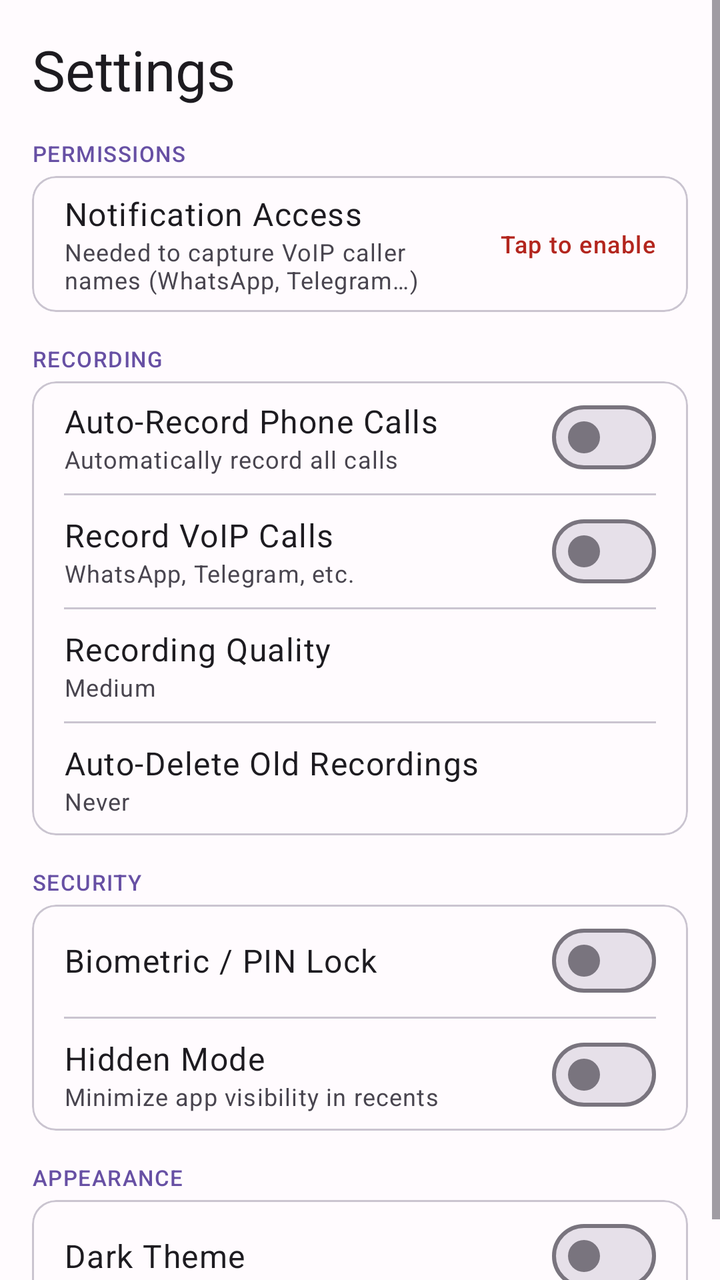
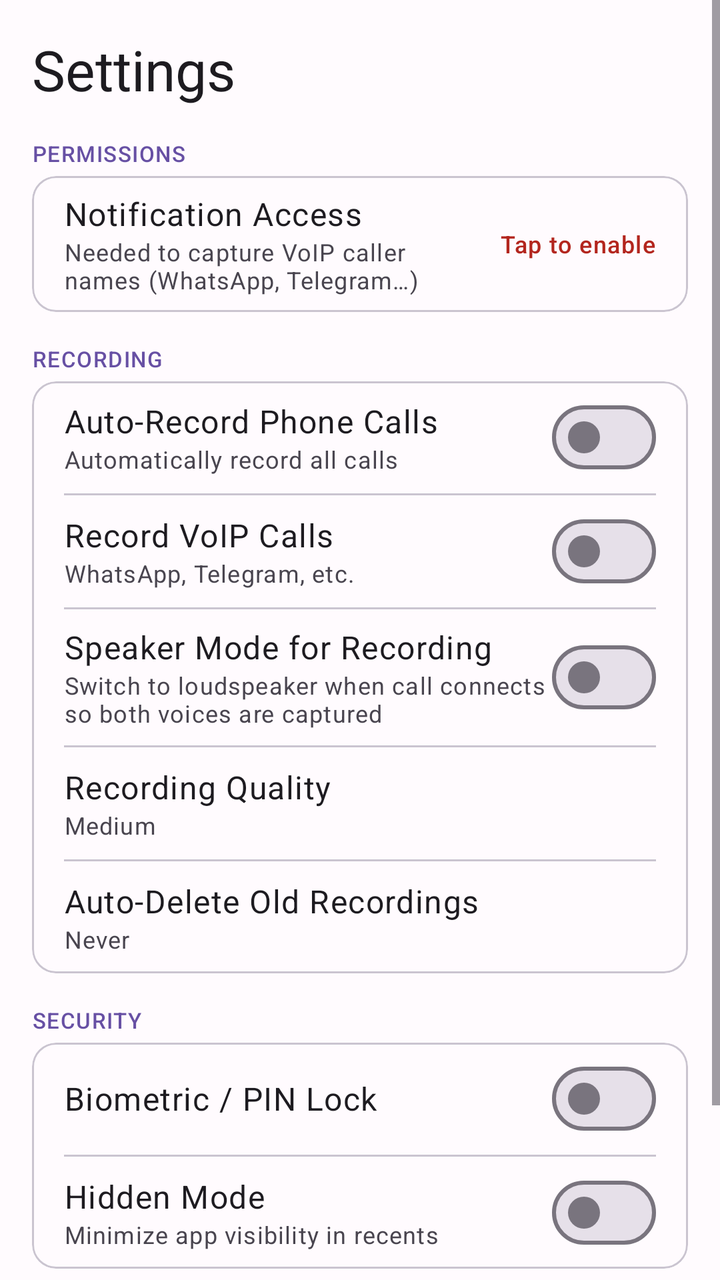

Before-and-after screenshots of an Android layout around one commit, followed by the original layout XML and the change that was made.
<!-- AndroidManifest.xml: application theme Theme.CallRecorder -->
<!-- res/layout/fragment_settings.xml -->
<?xml version="1.0" encoding="utf-8"?>
<ScrollView
    xmlns:android="http://schemas.android.com/apk/res/android"
    android:layout_width="match_parent"
    android:layout_height="match_parent">

    <LinearLayout
        android:layout_width="match_parent"
        android:layout_height="wrap_content"
        android:orientation="vertical"
        android:padding="16dp">

        <TextView
            android:layout_width="match_parent"
            android:layout_height="wrap_content"
            android:text="Settings"
            android:textAppearance="?attr/textAppearanceHeadlineMedium"
            android:layout_marginBottom="16dp" />

        
        <TextView
            android:layout_width="match_parent"
            android:layout_height="wrap_content"
            android:text="PERMISSIONS"
            android:textAppearance="?attr/textAppearanceLabelSmall"
            android:textColor="?attr/colorPrimary"
            android:layout_marginBottom="4dp" />

        <com.google.android.material.card.MaterialCardView
            android:layout_width="match_parent"
            android:layout_height="wrap_content"
            android:layout_marginBottom="16dp">

            <LinearLayout
                android:layout_width="match_parent"
                android:layout_height="wrap_content"
                android:orientation="vertical">

                
                <LinearLayout
                    android:id="@+id/row_notification_access"
                    android:layout_width="match_parent"
                    android:layout_height="wrap_content"
                    android:minHeight="56dp"
                    android:orientation="horizontal"
                    android:gravity="center_vertical"
                    android:paddingHorizontal="16dp"
                    android:paddingVertical="8dp"
                    android:clickable="true"
                    android:focusable="true"
                    android:background="?attr/selectableItemBackground">
                    <LinearLayout
                        android:layout_width="0dp"
                        android:layout_height="wrap_content"
                        android:layout_weight="1"
                        android:orientation="vertical">
                        <TextView
                            android:layout_width="wrap_content"
                            android:layout_height="wrap_content"
                            android:text="Notification Access"
                            android:textAppearance="?attr/textAppearanceBodyLarge" />
                        <TextView
                            android:layout_width="wrap_content"
                            android:layout_height="wrap_content"
                            android:text="Needed to capture VoIP caller names (WhatsApp, Telegram…)"
                            android:textAppearance="?attr/textAppearanceBodySmall"
                            android:textColor="?attr/colorOnSurfaceVariant" />
                    </LinearLayout>
                    <TextView
                        android:id="@+id/tv_notification_access_status"
                        android:layout_width="wrap_content"
                        android:layout_height="wrap_content"
                        android:layout_marginStart="8dp"
                        android:text="Tap to enable"
                        android:textAppearance="?attr/textAppearanceLabelMedium"
                        android:textColor="?attr/colorError" />
                </LinearLayout>

            </LinearLayout>
        </com.google.android.material.card.MaterialCardView>

        
        <TextView
            android:layout_width="match_parent"
            android:layout_height="wrap_content"
            android:text="RECORDING"
            android:textAppearance="?attr/textAppearanceLabelSmall"
            android:textColor="?attr/colorPrimary"
            android:layout_marginBottom="4dp" />

        <com.google.android.material.card.MaterialCardView
            android:layout_width="match_parent"
            android:layout_height="wrap_content"
            android:layout_marginBottom="16dp">

            <LinearLayout
                android:layout_width="match_parent"
                android:layout_height="wrap_content"
                android:orientation="vertical">

                
                <LinearLayout
                    android:layout_width="match_parent"
                    android:layout_height="56dp"
                    android:orientation="horizontal"
                    android:gravity="center_vertical"
                    android:paddingHorizontal="16dp">
                    <LinearLayout
                        android:layout_width="0dp"
                        android:layout_height="wrap_content"
                        android:layout_weight="1"
                        android:orientation="vertical">
                        <TextView
                            android:layout_width="wrap_content"
                            android:layout_height="wrap_content"
                            android:text="Auto-Record Phone Calls"
                            android:textAppearance="?attr/textAppearanceBodyLarge" />
                        <TextView
                            android:layout_width="wrap_content"
                            android:layout_height="wrap_content"
                            android:text="Automatically record all calls"
                            android:textAppearance="?attr/textAppearanceBodySmall"
                            android:textColor="?attr/colorOnSurfaceVariant" />
                    </LinearLayout>
                    <com.google.android.material.materialswitch.MaterialSwitch
                        android:id="@+id/switch_auto_record"
                        android:layout_width="wrap_content"
                        android:layout_height="wrap_content" />
                </LinearLayout>

                <com.google.android.material.divider.MaterialDivider
                    android:layout_width="match_parent"
                    android:layout_height="wrap_content"
                    android:layout_marginHorizontal="16dp" />

                
                <LinearLayout
                    android:layout_width="match_parent"
                    android:layout_height="56dp"
                    android:orientation="horizontal"
                    android:gravity="center_vertical"
                    android:paddingHorizontal="16dp">
                    <LinearLayout
                        android:layout_width="0dp"
                        android:layout_height="wrap_content"
                        android:layout_weight="1"
                        android:orientation="vertical">
                        <TextView
                            android:layout_width="wrap_content"
                            android:layout_height="wrap_content"
                            android:text="Record VoIP Calls"
                            android:textAppearance="?attr/textAppearanceBodyLarge" />
                        <TextView
                            android:layout_width="wrap_content"
                            android:layout_height="wrap_content"
                            android:text="WhatsApp, Telegram, etc."
                            android:textAppearance="?attr/textAppearanceBodySmall"
                            android:textColor="?attr/colorOnSurfaceVariant" />
                    </LinearLayout>
                    <com.google.android.material.materialswitch.MaterialSwitch
                        android:id="@+id/switch_record_voip"
                        android:layout_width="wrap_content"
                        android:layout_height="wrap_content" />
                </LinearLayout>

                <com.google.android.material.divider.MaterialDivider
                    android:layout_width="match_parent"
                    android:layout_height="wrap_content"
                    android:layout_marginHorizontal="16dp" />

                
                <LinearLayout
                    android:id="@+id/row_quality"
                    android:layout_width="match_parent"
                    android:layout_height="56dp"
                    android:orientation="horizontal"
                    android:gravity="center_vertical"
                    android:paddingHorizontal="16dp"
                    android:clickable="true"
                    android:focusable="true"
                    android:background="?attr/selectableItemBackground">
                    <LinearLayout
                        android:layout_width="0dp"
                        android:layout_height="wrap_content"
                        android:layout_weight="1"
                        android:orientation="vertical">
                        <TextView
                            android:layout_width="wrap_content"
                            android:layout_height="wrap_content"
                            android:text="Recording Quality"
                            android:textAppearance="?attr/textAppearanceBodyLarge" />
                        <TextView
                            android:id="@+id/tv_quality_summary"
                            android:layout_width="wrap_content"
                            android:layout_height="wrap_content"
                            android:text="Medium"
                            android:textAppearance="?attr/textAppearanceBodySmall"
                            android:textColor="?attr/colorOnSurfaceVariant" />
                    </LinearLayout>
                </LinearLayout>

                <com.google.android.material.divider.MaterialDivider
                    android:layout_width="match_parent"
                    android:layout_height="wrap_content"
                    android:layout_marginHorizontal="16dp" />

                
                <LinearLayout
                    android:id="@+id/row_auto_delete"
                    android:layout_width="match_parent"
                    android:layout_height="56dp"
                    android:orientation="horizontal"
                    android:gravity="center_vertical"
                    android:paddingHorizontal="16dp"
                    android:clickable="true"
                    android:focusable="true"
                    android:background="?attr/selectableItemBackground">
                    <LinearLayout
                        android:layout_width="0dp"
                        android:layout_height="wrap_content"
                        android:layout_weight="1"
                        android:orientation="vertical">
                        <TextView
                            android:layout_width="wrap_content"
                            android:layout_height="wrap_content"
                            android:text="Auto-Delete Old Recordings"
                            android:textAppearance="?attr/textAppearanceBodyLarge" />
                        <TextView
                            android:id="@+id/tv_auto_delete_summary"
                            android:layout_width="wrap_content"
                            android:layout_height="wrap_content"
                            android:text="Never"
                            android:textAppearance="?attr/textAppearanceBodySmall"
                            android:textColor="?attr/colorOnSurfaceVariant" />
                    </LinearLayout>
                </LinearLayout>

            </LinearLayout>
        </com.google.android.material.card.MaterialCardView>

        
        <TextView
            android:layout_width="match_parent"
            android:layout_height="wrap_content"
            android:text="SECURITY"
            android:textAppearance="?attr/textAppearanceLabelSmall"
            android:textColor="?attr/colorPrimary"
            android:layout_marginBottom="4dp" />

        <com.google.android.material.card.MaterialCardView
            android:layout_width="match_parent"
            android:layout_height="wrap_content"
            android:layout_marginBottom="16dp">

            <LinearLayout
                android:layout_width="match_parent"
                android:layout_height="wrap_content"
                android:orientation="vertical">

                
                <LinearLayout
                    android:layout_width="match_parent"
                    android:layout_height="56dp"
                    android:orientation="horizontal"
                    android:gravity="center_vertical"
                    android:paddingHorizontal="16dp">
                    <TextView
                        android:layout_width="0dp"
                        android:layout_height="wrap_content"
                        android:layout_weight="1"
                        android:text="Biometric / PIN Lock"
                        android:textAppearance="?attr/textAppearanceBodyLarge" />
                    <com.google.android.material.materialswitch.MaterialSwitch
                        android:id="@+id/switch_pin_lock"
                        android:layout_width="wrap_content"
                        android:layout_height="wrap_content" />
                </LinearLayout>

                <com.google.android.material.divider.MaterialDivider
                    android:layout_width="match_parent"
                    android:layout_height="wrap_content"
                    android:layout_marginHorizontal="16dp" />

                
                <LinearLayout
                    android:layout_width="match_parent"
                    android:layout_height="56dp"
                    android:orientation="horizontal"
                    android:gravity="center_vertical"
                    android:paddingHorizontal="16dp">
                    <LinearLayout
                        android:layout_width="0dp"
                        android:layout_height="wrap_content"
                        android:layout_weight="1"
                        android:orientation="vertical">
                        <TextView
                            android:layout_width="wrap_content"
                            android:layout_height="wrap_content"
                            android:text="Hidden Mode"
                            android:textAppearance="?attr/textAppearanceBodyLarge" />
                        <TextView
                            android:layout_width="wrap_content"
                            android:layout_height="wrap_content"
                            android:text="Minimize app visibility in recents"
                            android:textAppearance="?attr/textAppearanceBodySmall"
                            android:textColor="?attr/colorOnSurfaceVariant" />
                    </LinearLayout>
                    <com.google.android.material.materialswitch.MaterialSwitch
                        android:id="@+id/switch_hidden_mode"
                        android:layout_width="wrap_content"
                        android:layout_height="wrap_content" />
                </LinearLayout>

            </LinearLayout>
        </com.google.android.material.card.MaterialCardView>

        
        <TextView
            android:layout_width="match_parent"
            android:layout_height="wrap_content"
            android:text="APPEARANCE"
            android:textAppearance="?attr/textAppearanceLabelSmall"
            android:textColor="?attr/colorPrimary"
            android:layout_marginBottom="4dp" />

        <com.google.android.material.card.MaterialCardView
            android:layout_width="match_parent"
            android:layout_height="wrap_content">

            <LinearLayout
                android:layout_width="match_parent"
                android:layout_height="56dp"
                android:orientation="horizontal"
                android:gravity="center_vertical"
                android:paddingHorizontal="16dp">
                <TextView
                    android:layout_width="0dp"
                    android:layout_height="wrap_content"
                    android:layout_weight="1"
                    android:text="Dark Theme"
                    android:textAppearance="?attr/textAppearanceBodyLarge" />
                <com.google.android.material.materialswitch.MaterialSwitch
                    android:id="@+id/switch_dark_theme"
                    android:layout_width="wrap_content"
                    android:layout_height="wrap_content" />
            </LinearLayout>
        </com.google.android.material.card.MaterialCardView>

    </LinearLayout>
</ScrollView>
<!-- resources referenced by this layout -->
<resources>
  <style name="Theme.CallRecorder" parent="Theme.Material3.DayNight.NoActionBar">
          <item name="colorPrimary">@color/md_theme_primary</item>
          <item name="colorOnPrimary">@color/md_theme_on_primary</item>
          <item name="colorPrimaryContainer">@color/md_theme_primary_container</item>
          <item name="colorOnPrimaryContainer">@color/md_theme_on_primary_container</item>
          <item name="colorSecondary">@color/md_theme_secondary</item>
          <item name="colorOnSecondary">@color/md_theme_on_secondary</item>
          <item name="colorSecondaryContainer">@color/md_theme_secondary_container</item>
          <item name="colorOnSecondaryContainer">@color/md_theme_on_secondary_container</item>
          <item name="colorTertiary">@color/md_theme_tertiary</item>
          <item name="colorOnTertiary">@color/md_theme_on_tertiary</item>
          <item name="colorTertiaryContainer">@color/md_theme_tertiary_container</item>
          <item name="colorOnTertiaryContainer">@color/md_theme_on_tertiary_container</item>
          <item name="colorError">@color/md_theme_error</item>
          <item name="android:colorBackground">@color/md_theme_background</item>
          <item name="colorSurface">@color/md_theme_surface</item>
          <item name="colorSurfaceVariant">@color/md_theme_surface_variant</item>
      </style>
  <color name="md_theme_primary">#6750A4</color>
  <color name="md_theme_on_primary">#FFFFFF</color>
  <color name="md_theme_primary_container">#EADDFF</color>
  <color name="md_theme_on_primary_container">#21005D</color>
  <color name="md_theme_secondary">#625B71</color>
  <color name="md_theme_on_secondary">#FFFFFF</color>
  <color name="md_theme_secondary_container">#E8DEF8</color>
  <color name="md_theme_on_secondary_container">#1D192B</color>
  <color name="md_theme_tertiary">#7D5260</color>
  <color name="md_theme_on_tertiary">#FFFFFF</color>
  <color name="md_theme_tertiary_container">#FFD8E4</color>
  <color name="md_theme_on_tertiary_container">#31111D</color>
  <color name="md_theme_error">#B3261E</color>
  <color name="md_theme_background">#FFFBFE</color>
  <color name="md_theme_surface">#FFFBFE</color>
  <color name="md_theme_surface_variant">#E7E0EC</color>
</resources>

<!-- the commit's change to res/layout/fragment_settings.xml (unified diff, before → after) -->
@@ -159,6 +159,43 @@
                     </LinearLayout>
                     <com.google.android.material.materialswitch.MaterialSwitch
                         android:id="@+id/switch_record_voip"
+                        android:layout_width="wrap_content"
+                        android:layout_height="wrap_content" />
+                </LinearLayout>
+
+                <com.google.android.material.divider.MaterialDivider
+                    android:layout_width="match_parent"
+                    android:layout_height="wrap_content"
+                    android:layout_marginHorizontal="16dp" />
+
+                
+                <LinearLayout
+                    android:layout_width="match_parent"
+                    android:layout_height="wrap_content"
+                    android:minHeight="56dp"
+                    android:orientation="horizontal"
+                    android:gravity="center_vertical"
+                    android:paddingHorizontal="16dp"
+                    android:paddingVertical="8dp">
+                    <LinearLayout
+                        android:layout_width="0dp"
+                        android:layout_height="wrap_content"
+                        android:layout_weight="1"
+                        android:orientation="vertical">
+                        <TextView
+                            android:layout_width="wrap_content"
+                            android:layout_height="wrap_content"
+                            android:text="Speaker Mode for Recording"
+                            android:textAppearance="?attr/textAppearanceBodyLarge" />
+                        <TextView
+                            android:layout_width="wrap_content"
+                            android:layout_height="wrap_content"
+                            android:text="Switch to loudspeaker when call connects so both voices are captured"
+                            android:textAppearance="?attr/textAppearanceBodySmall"
+                            android:textColor="?attr/colorOnSurfaceVariant" />
+                    </LinearLayout>
+                    <com.google.android.material.materialswitch.MaterialSwitch
+                        android:id="@+id/switch_speaker_record"
                         android:layout_width="wrap_content"
                         android:layout_height="wrap_content" />
                 </LinearLayout>
